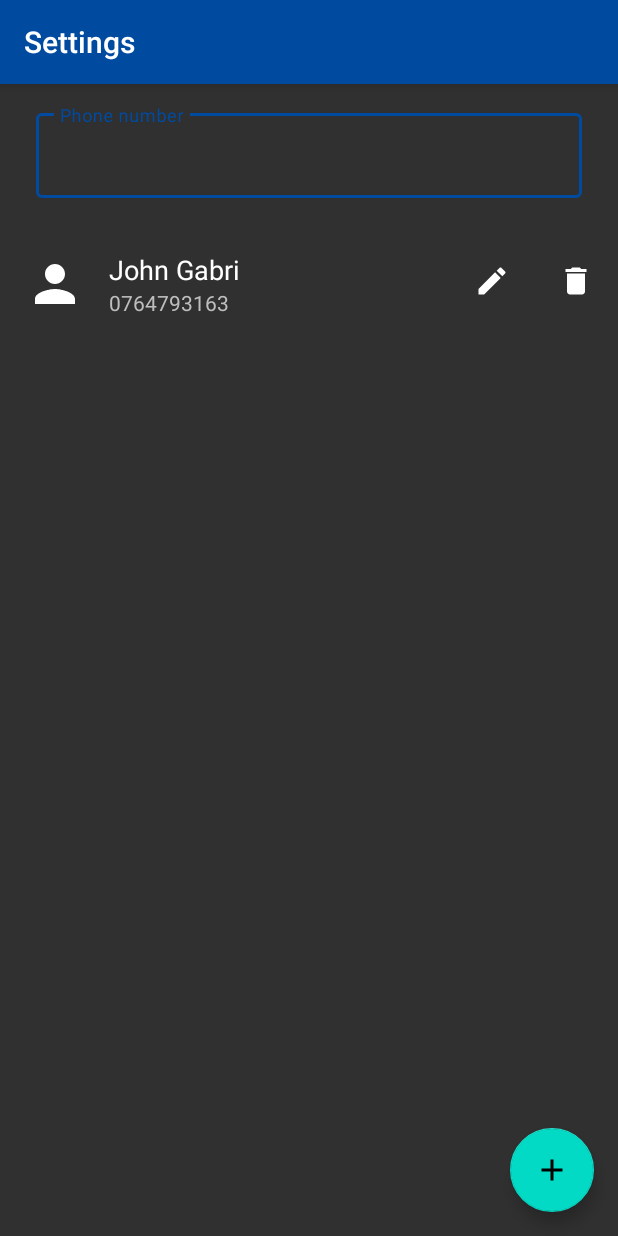
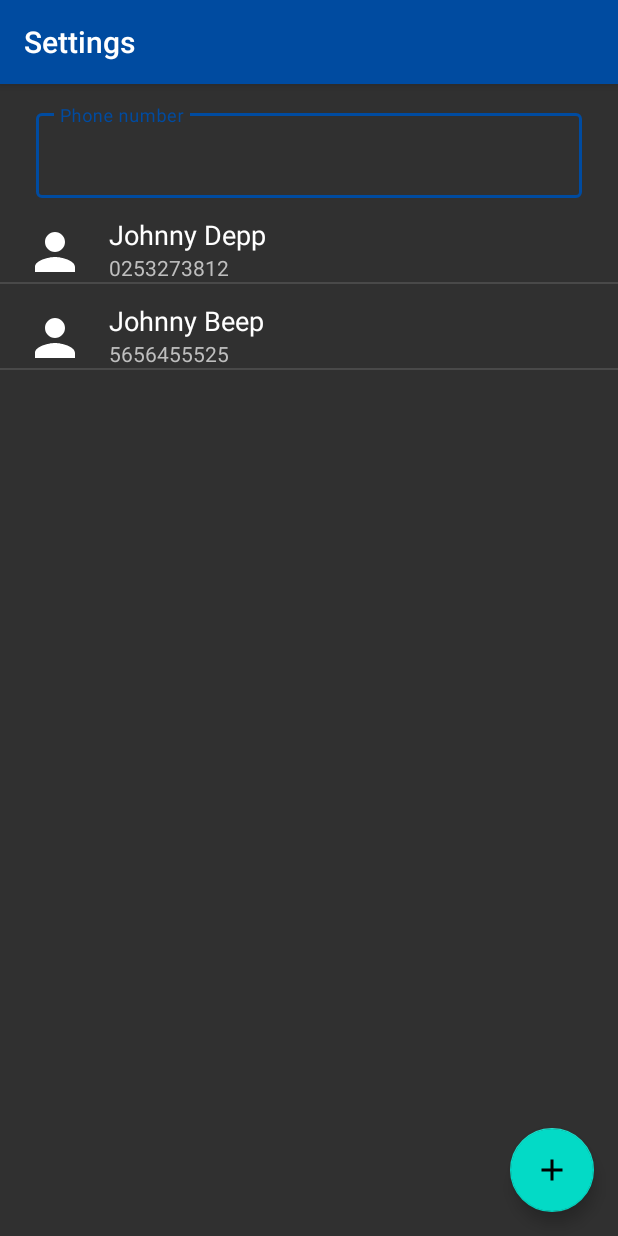
Before and after one commit to gabiionut/falldetection, an Android app: the screen it shows after launch (Settings), after a tap on "Settings", on a phone screen of 412 x 824 dp. Run offline under Robolectric (Android 15) with nearby library versions, the light colour scheme and no system bars.

Commit message:
working list in settings

```diff
--- a/app/build.gradle
+++ b/app/build.gradle
@@ -20,6 +20,10 @@ android {
             proguardFiles getDefaultProguardFile('proguard-android-optimize.txt'), 'proguard-rules.pro'
         }
     }
+    compileOptions {
+        sourceCompatibility = 1.8
+        targetCompatibility = 1.8
+    }
 
 }
 
@@ -32,5 +36,4 @@ dependencies {
     androidTestImplementation 'androidx.test.ext:junit:1.1.1'
     androidTestImplementation 'androidx.test.espresso:espresso-core:3.2.0'
     implementation 'com.google.android.material:material:1.0.0'
-
 }
--- /dev/null
+++ b/app/src/main/java/com/pig/falldetection/ListItem.java
@@ -0,0 +1,20 @@
+package com.pig.falldetection;
+
+public class ListItem {
+    String name;
+    String phone;
+
+    ListItem(String name, String phone) {
+        this.name = name;
+        this.phone = phone;
+    }
+
+    public String getPhone() {
+        return phone;
+    }
+
+    @Override
+    public String toString() {
+        return name;
+    }
+}
--- /dev/null
+++ b/app/src/main/java/com/pig/falldetection/MyListAdapter.java
@@ -0,0 +1,45 @@
+package com.pig.falldetection;
+
+import android.app.Activity;
+
+import android.view.LayoutInflater;
+import android.view.View;
+import android.view.ViewGroup;
+import android.widget.ArrayAdapter;
+import android.widget.ImageView;
+import android.widget.TextView;
+
+import java.util.ArrayList;
+import java.util.Collections;
+import java.util.List;
+
+public class MyListAdapter extends ArrayAdapter<ListItem> {
+
+    private final Activity context;
+    private final ArrayList<ListItem> listItems;
+
+    public MyListAdapter(Activity context, ArrayList<ListItem> listItems) {
+        super(context, R.layout.phone_list, listItems);
+        // TODO Auto-generated constructor stub
+
+        this.context=context;
+        this.listItems= listItems;
+
+    }
+
+    public View getView(int position,View view,ViewGroup parent) {
+        LayoutInflater inflater=context.getLayoutInflater();
+        View rowView=inflater.inflate(R.layout.phone_list, null,true);
+
+        TextView titleText = (TextView) rowView.findViewById(R.id.label);
+        ImageView imageView = (ImageView) rowView.findViewById(R.id.list_icon3);
+        TextView subtitleText = (TextView) rowView.findViewById(R.id.mtrl_list_item_secondary_text);
+
+        titleText.setText(listItems.get(position).name);
+        imageView.setImageResource(R.drawable.ic_person_black_24dp);
+        subtitleText.setText(listItems.get(position).phone);
+
+        return rowView;
+
+    };
+}
--- a/app/src/main/java/com/pig/falldetection/Settings.java
+++ b/app/src/main/java/com/pig/falldetection/Settings.java
@@ -1,18 +1,75 @@
 package com.pig.falldetection;
 
-import android.content.Context;
-import android.hardware.Sensor;
-import android.hardware.SensorManager;
+import android.content.DialogInterface;
 import android.os.Bundle;
+import android.text.InputType;
+import android.util.Log;
+import android.view.View;
+import android.widget.EditText;
+import android.widget.LinearLayout;
+import android.widget.ListView;
 
+import androidx.appcompat.app.AlertDialog;
 import androidx.appcompat.app.AppCompatActivity;
 
+import com.google.android.material.floatingactionbutton.FloatingActionButton;
+import com.google.android.material.textfield.TextInputEditText;
+import com.google.android.material.textfield.TextInputLayout;
+
+import java.util.ArrayList;
+import java.util.List;
+
 public class Settings extends AppCompatActivity {
+    ListView list;
+
+    ArrayList<ListItem> listItems = new ArrayList<ListItem>();
+
+
+    FloatingActionButton fab;
+
+    private String name = "";
+    private String phone = "";
 
     @Override
     protected void onCreate(Bundle savedInstanceState) {
         super.onCreate(savedInstanceState);
         setContentView(R.layout.settings);
+        listItems.add(new ListItem("Johnny Depp", "0253273812"));
+        listItems.add(new ListItem("Johnny Beep", "5656455525"));
+        fab = findViewById(R.id.fab);
+
+        MyListAdapter adapter = new MyListAdapter(this, listItems);
+        list = (ListView) findViewById(R.id.list);
+        list.setAdapter(adapter);
+
+        fab.setOnClickListener((View v) -> {
+            LinearLayout phoneInputLayout = (LinearLayout) getLayoutInflater().inflate(R.layout.phone_input,  null);
+            TextInputEditText phoneInput = phoneInputLayout.findViewById(R.id.phone_input_field);
+            TextInputEditText nameInput = phoneInputLayout.findViewById(R.id.name_input_field);
+            AlertDialog.Builder builder = new AlertDialog.Builder(this);
+            builder.setTitle("Adauga o noua persoana de contact");
+
+            builder.setView(phoneInputLayout);
+
+            builder.setPositiveButton("OK", new DialogInterface.OnClickListener() {
+                @Override
+                public void onClick(DialogInterface dialog, int which) {
+                    name = nameInput.getText().toString();
+                    phone = phoneInput.getText().toString();
+                    listItems.add(new ListItem(name, phone));
+                    Log.d(phone, name);
+                    adapter.notifyDataSetChanged();
+                }
+            });
+            builder.setNegativeButton("Cancel", new DialogInterface.OnClickListener() {
+                @Override
+                public void onClick(DialogInterface dialog, int which) {
+                    dialog.cancel();
+                }
+            });
+
+            builder.show();
+        });
     }
 
 }
--- /dev/null
+++ b/app/src/main/res/drawable/ic_settings_black_24dp.xml
@@ -0,0 +1,5 @@
+<vector android:height="24dp" android:tint="#FFFFFF"
+    android:viewportHeight="24" android:viewportWidth="24"
+    android:width="24dp" xmlns:android="http://schemas.android.com/apk/res/android">
+    <path android:fillColor="#FF000000" android:pathData="M19.1,12.9a2.8,2.8 0,0 0,0.1 -0.9,2.8 2.8,0 0,0 -0.1,-0.9l2.1,-1.6a0.7,0.7 0,0 0,0.1 -0.6L19.4,5.5a0.7,0.7 0,0 0,-0.6 -0.2l-2.4,1a6.5,6.5 0,0 0,-1.6 -0.9l-0.4,-2.6a0.5,0.5 0,0 0,-0.5 -0.4H10.1a0.5,0.5 0,0 0,-0.5 0.4L9.3,5.4a5.6,5.6 0,0 0,-1.7 0.9l-2.4,-1a0.4,0.4 0,0 0,-0.5 0.2l-2,3.4c-0.1,0.2 0,0.4 0.2,0.6l2,1.6a2.8,2.8 0,0 0,-0.1 0.9,2.8 2.8,0 0,0 0.1,0.9L2.8,14.5a0.7,0.7 0,0 0,-0.1 0.6l1.9,3.4a0.7,0.7 0,0 0,0.6 0.2l2.4,-1a6.5,6.5 0,0 0,1.6 0.9l0.4,2.6a0.5,0.5 0,0 0,0.5 0.4h3.8a0.5,0.5 0,0 0,0.5 -0.4l0.3,-2.6a5.6,5.6 0,0 0,1.7 -0.9l2.4,1a0.4,0.4 0,0 0,0.5 -0.2l2,-3.4c0.1,-0.2 0,-0.4 -0.2,-0.6ZM12,15.6A3.6,3.6 0,1 1,15.6 12,3.6 3.6,0 0,1 12,15.6Z"/>
+</vector>
--- /dev/null
+++ b/app/src/main/res/layout/phone_list.xml
@@ -0,0 +1,79 @@
+<?xml version="1.0" encoding="utf-8"?>
+
+<RelativeLayout xmlns:android="http://schemas.android.com/apk/res/android"
+    android:layout_width="match_parent"
+    android:layout_height="wrap_content">
+
+    <ImageView
+        android:id="@+id/list_icon5"
+        android:layout_width="wrap_content"
+        android:layout_height="wrap_content"
+        android:layout_alignParentEnd="true"
+        android:layout_marginStart="16dp"
+        android:layout_marginEnd="72dp"
+        android:layout_marginBottom="16dp"
+        android:tint="@android:color/white" />
+
+    <ImageView
+        android:id="@+id/list_icon3"
+        android:layout_width="40dp"
+        android:layout_height="40dp"
+        android:layout_alignParentTop="true"
+        android:layout_alignParentEnd="true"
+        android:layout_alignParentBottom="true"
+        android:layout_marginStart="16dp"
+        android:layout_marginEnd="355dp"
+        android:layout_marginBottom="16dp"
+        android:tint="@android:color/white" />
+
+    <ImageView
+        android:id="@+id/list_icon4"
+        android:layout_width="wrap_content"
+        android:layout_height="wrap_content"
+        android:layout_alignParentEnd="true"
+        android:layout_marginStart="16dp"
+        android:layout_marginEnd="16dp"
+        android:layout_marginBottom="16dp"
+        android:clickable="true"
+        android:focusable="true"
+        android:tint="@android:color/white" />
+
+
+    <LinearLayout
+        android:layout_width="216dp"
+        android:layout_height="match_parent"
+        android:layout_alignParentTop="true"
+        android:layout_alignParentEnd="true"
+        android:layout_alignParentRight="true"
+        android:layout_alignParentBottom="true"
+        android:layout_marginTop="0dp"
+        android:layout_marginEnd="123dp"
+        android:layout_marginRight="123dp"
+        android:clickable="true"
+        android:focusable="true"
+        android:gravity="center_vertical"
+        android:orientation="vertical">
+
+        <TextView
+            android:id="@+id/label"
+            android:layout_width="match_parent"
+            android:layout_height="wrap_content"
+            android:paddingRight="16dp"
+            android:text="John Gabri"
+            android:textAppearance="@style/TextAppearance.AppCompat.Medium"
+            android:textColor="@android:color/white" />
+
+        <TextView
+            android:id="@+id/mtrl_list_item_secondary_text"
+            android:layout_width="match_parent"
+            android:layout_height="wrap_content"
+            android:layout_gravity="center_vertical"
+            android:maxLines="2"
+            android:paddingEnd="16dp"
+            android:text="0764793163"
+            android:textAppearance="@style/TextAppearance.AppCompat.Small"
+            android:textColor="@android:color/secondary_text_dark_nodisable" />
+
+    </LinearLayout>
+
+</RelativeLayout>
--- a/app/src/main/res/layout/settings.xml
+++ b/app/src/main/res/layout/settings.xml
@@ -27,93 +27,16 @@
             android:inputType="phone" />
     </com.google.android.material.textfield.TextInputLayout>
 
-    <RelativeLayout
+    <ListView
+        android:id="@+id/list"
         android:layout_width="match_parent"
-        android:layout_height="72dp"
+        android:layout_height="0dp"
         app:layout_constraintBottom_toBottomOf="parent"
-        app:layout_constraintTop_toTopOf="parent"
-        app:layout_constraintVertical_bias="0.13999999">
-
-        <ImageView
-            android:id="@+id/list_icon5"
-            android:layout_width="wrap_content"
-            android:layout_height="wrap_content"
-            android:layout_alignParentEnd="true"
-            android:layout_marginStart="16dp"
-            android:layout_marginTop="22dp"
-            android:layout_marginEnd="72dp"
-            android:layout_marginBottom="16dp"
-            android:tint="@android:color/white"
-            app:srcCompat="@drawable/ic_edit_black_24dp" />
-
-        <ImageView
-            android:id="@+id/list_icon3"
-            android:layout_width="40dp"
-            android:layout_height="40dp"
-            android:layout_alignParentEnd="true"
-            android:layout_marginStart="16dp"
-            android:layout_marginTop="16dp"
-            android:layout_marginEnd="355dp"
-            android:layout_marginBottom="16dp"
-            android:tint="@android:color/white"
-            app:srcCompat="@drawable/ic_person_black_24dp" />
-
-        <ImageView
-            android:id="@+id/list_icon4"
-            android:layout_width="wrap_content"
-            android:layout_height="wrap_content"
-            android:layout_alignParentEnd="true"
-            android:layout_marginStart="16dp"
-            android:layout_marginTop="22dp"
-            android:layout_marginEnd="16dp"
-            android:layout_marginBottom="16dp"
-            android:clickable="true"
-            android:focusable="true"
-            android:tint="@android:color/white"
-            app:srcCompat="@drawable/ic_delete_black_24dp" />
-
-
-        <LinearLayout
-            android:layout_width="216dp"
-            android:layout_height="match_parent"
-            android:layout_alignParentTop="true"
-            android:layout_alignParentEnd="true"
-            android:layout_alignParentRight="true"
-            android:layout_alignParentBottom="true"
-            android:layout_marginTop="0dp"
-            android:layout_marginEnd="123dp"
-            android:layout_marginRight="123dp"
-            android:gravity="center_vertical"
-            android:clickable="true"
-            android:focusable="true"
-            android:orientation="vertical">
-
-            <TextView
-                android:id="@+id/label"
-                android:layout_width="match_parent"
-                android:layout_height="wrap_content"
-                android:paddingRight="16dp"
-                android:text="John Gabri"
-                android:textAppearance="@style/TextAppearance.AppCompat.Medium"
-                android:textColor="@android:color/white" />
-
-            <TextView
-                android:id="@+id/mtrl_list_item_secondary_text"
-                android:layout_width="match_parent"
-                android:layout_height="wrap_content"
-                android:layout_gravity="center_vertical"
-                android:maxLines="2"
-                android:paddingEnd="16dp"
-                android:text="0764793163"
-                android:textAppearance="@style/TextAppearance.AppCompat.Small"
-                android:textColor="@android:color/secondary_text_dark_nodisable" />
-
-        </LinearLayout>
-
-    </RelativeLayout>
+        app:layout_constraintTop_toBottomOf="@+id/name_text_input"
+        app:layout_constraintVertical_bias="0.050000012"></ListView>
 
     <com.google.android.material.floatingactionbutton.FloatingActionButton
-        android:id="@+id/floating_action_button"
+        android:id="@+id/fab"
         style="@style/Widget.MaterialComponents.FloatingActionButton"
         android:layout_width="wrap_content"
         android:layout_height="wrap_content"
--- a/app/src/main/res/menu/menu.xml
+++ b/app/src/main/res/menu/menu.xml
@@ -3,9 +3,8 @@
     xmlns:app="http://schemas.android.com/apk/res-auto">
     <item
         android:id="@+id/settings"
-        android:icon="@drawable/ic_action_name"
-        app:showAsAction="ifRoom"
+        android:icon="@drawable/ic_settings_black_24dp"
         android:onClick="onSettingsAction"
-        android:title="Settings">
-    </item>
+        android:title="Settings"
+        app:showAsAction="ifRoom"></item>
 </menu>
--- a/build.gradle
+++ b/build.gradle
@@ -8,7 +8,7 @@ buildscript {
 
     }
     dependencies {
-        classpath 'com.android.tools.build:gradle:3.6.1'
+        classpath 'com.android.tools.build:gradle:3.6.2'
 
         // NOTE: Do not place your application dependencies here; they belong
         // in the individual module build.gradle files
```
Also changed, not shown: app/src/main/res/layout/phone_input.xml (added, +39 -0 lines).
